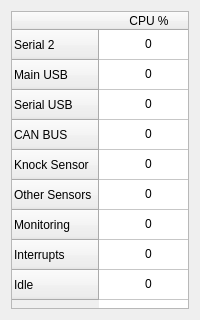
First picture: the form in GUI/ui/tasks.ui, repository fpoussin/MotoLink, before the edit.
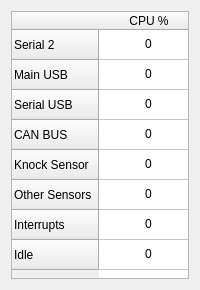
Second picture: the form after the edit. Icons and pictures are not drawn.

What changed in the file:
```diff
--- a/GUI/ui/tasks.ui
+++ b/GUI/ui/tasks.ui
@@ -7,39 +7,75 @@
     <x>0</x>
     <y>0</y>
     <width>200</width>
-    <height>320</height>
+    <height>290</height>
    </rect>
   </property>
   <property name="minimumSize">
    <size>
     <width>200</width>
-    <height>320</height>
+    <height>290</height>
    </size>
   </property>
   <property name="maximumSize">
    <size>
     <width>200</width>
-    <height>320</height>
+    <height>290</height>
    </size>
   </property>
   <property name="windowTitle">
    <string>Tasks</string>
   </property>
-  <layout class="QGridLayout" name="gridLayout">
-   <item row="0" column="0">
+  <layout class="QVBoxLayout" name="verticalLayout">
+   <item>
     <widget class="QTableWidget" name="tableWidget">
+     <property name="verticalScrollBarPolicy">
+      <enum>Qt::ScrollBarAlwaysOff</enum>
+     </property>
+     <property name="horizontalScrollBarPolicy">
+      <enum>Qt::ScrollBarAlwaysOff</enum>
+     </property>
+     <property name="editTriggers">
+      <set>QAbstractItemView::NoEditTriggers</set>
+     </property>
+     <property name="tabKeyNavigation">
+      <bool>false</bool>
+     </property>
+     <property name="showDropIndicator" stdset="0">
+      <bool>false</bool>
+     </property>
+     <property name="dragDropOverwriteMode">
+      <bool>false</bool>
+     </property>
+     <property name="selectionMode">
+      <enum>QAbstractItemView::NoSelection</enum>
+     </property>
      <property name="showGrid">
       <bool>true</bool>
      </property>
+     <property name="gridStyle">
+      <enum>Qt::SolidLine</enum>
+     </property>
      <property name="sortingEnabled">
       <bool>false</bool>
      </property>
      <property name="cornerButtonEnabled">
       <bool>false</bool>
      </property>
+     <attribute name="horizontalHeaderVisible">
+      <bool>true</bool>
+     </attribute>
+     <attribute name="horizontalHeaderMinimumSectionSize">
+      <number>30</number>
+     </attribute>
      <attribute name="horizontalHeaderStretchLastSection">
       <bool>true</bool>
      </attribute>
+     <attribute name="verticalHeaderMinimumSectionSize">
+      <number>20</number>
+     </attribute>
+     <attribute name="verticalHeaderStretchLastSection">
+      <bool>false</bool>
+     </attribute>
      <row>
       <property name="text">
        <string>Serial 2</string>
@@ -94,15 +130,6 @@
         <normaloff>:/images/icon-afr-sensor.png</normaloff>:/images/icon-afr-sensor.png</iconset>
       </property>
      </row>
-     <row>
-      <property name="text">
-       <string>Monitoring</string>
-      </property>
-      <property name="icon">
-       <iconset resource="../res/oxygen.qrc">
-        <normaloff>:/oxygen/32x32/apps/utilities-system-monitor.png</normaloff>:/oxygen/32x32/apps/utilities-system-monitor.png</iconset>
-      </property>
-     </row>
      <row>
       <property name="text">
        <string>Interrupts</string>
@@ -137,7 +164,7 @@
        <set>AlignHCenter|AlignVCenter|AlignCenter</set>
       </property>
       <property name="flags">
-       <set>ItemIsEnabled</set>
+       <set>NoItemFlags</set>
       </property>
      </item>
      <item row="1" column="0">
@@ -148,7 +175,7 @@
        <set>AlignHCenter|AlignVCenter|AlignCenter</set>
       </property>
       <property name="flags">
-       <set>ItemIsEnabled</set>
+       <set>NoItemFlags</set>
       </property>
      </item>
      <item row="2" column="0">
@@ -159,7 +186,7 @@
        <set>AlignHCenter|AlignVCenter|AlignCenter</set>
       </property>
       <property name="flags">
-       <set>ItemIsEnabled</set>
+       <set>NoItemFlags</set>
       </property>
      </item>
      <item row="3" column="0">
@@ -170,7 +197,7 @@
        <set>AlignHCenter|AlignVCenter|AlignCenter</set>
       </property>
       <property name="flags">
-       <set>ItemIsEnabled</set>
+       <set>NoItemFlags</set>
       </property>
      </item>
      <item row="4" column="0">
@@ -181,7 +208,7 @@
        <set>AlignHCenter|AlignVCenter|AlignCenter</set>
       </property>
       <property name="flags">
-       <set>ItemIsEnabled</set>
+       <set>NoItemFlags</set>
       </property>
      </item>
      <item row="5" column="0">
@@ -192,7 +219,7 @@
        <set>AlignHCenter|AlignVCenter|AlignCenter</set>
       </property>
       <property name="flags">
-       <set>ItemIsEnabled</set>
+       <set>NoItemFlags</set>
       </property>
      </item>
      <item row="6" column="0">
@@ -203,7 +230,7 @@
        <set>AlignHCenter|AlignVCenter|AlignCenter</set>
       </property>
       <property name="flags">
-       <set>ItemIsEnabled</set>
+       <set>NoItemFlags</set>
       </property>
      </item>
      <item row="7" column="0">
@@ -214,18 +241,7 @@
        <set>AlignHCenter|AlignVCenter|AlignCenter</set>
       </property>
       <property name="flags">
-       <set>ItemIsEnabled</set>
-      </property>
-     </item>
-     <item row="8" column="0">
-      <property name="text">
-       <string>0</string>
-      </property>
-      <property name="textAlignment">
-       <set>AlignHCenter|AlignVCenter|AlignCenter</set>
-      </property>
-      <property name="flags">
-       <set>ItemIsEnabled</set>
+       <set>NoItemFlags</set>
       </property>
      </item>
     </widget>
```
